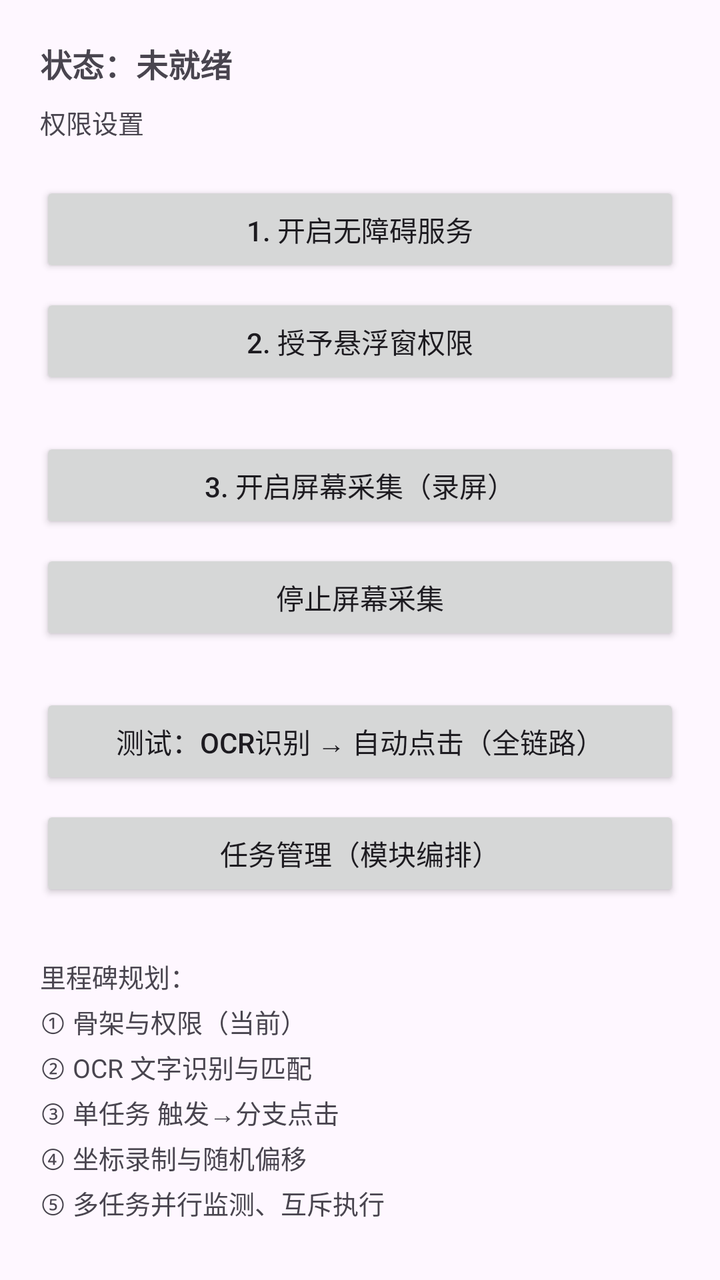
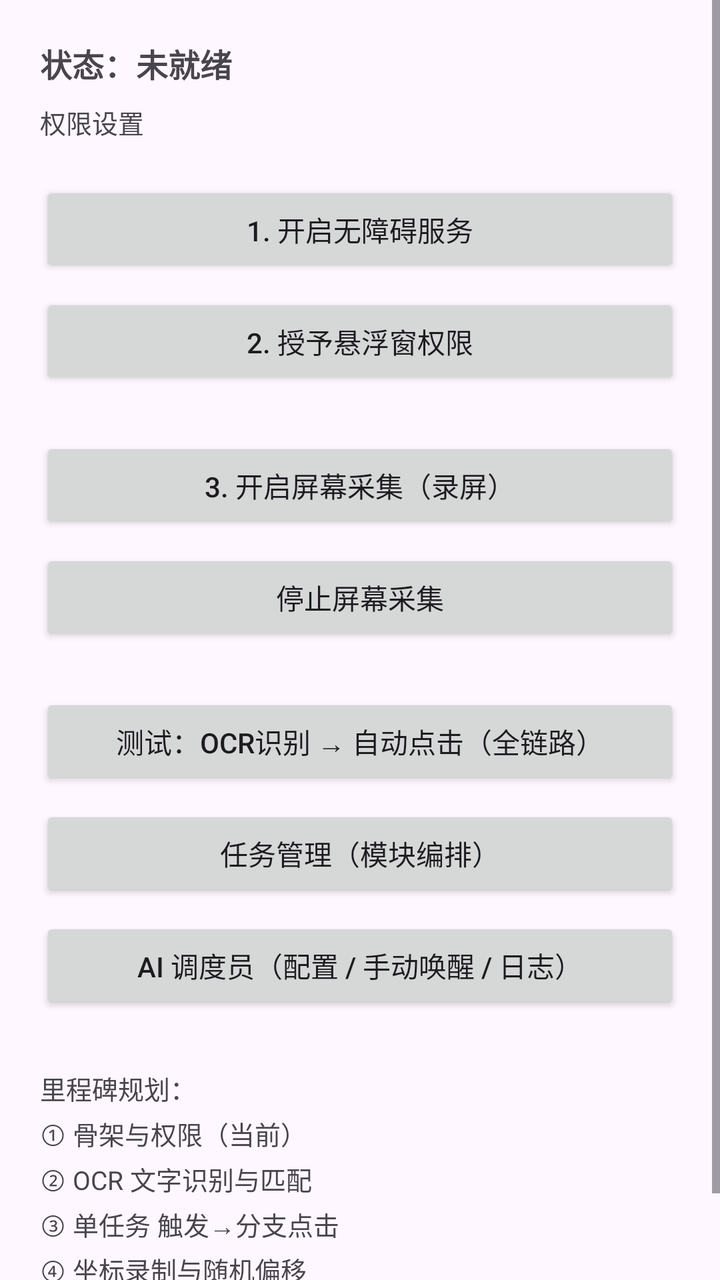

Two renders of the same Android screen: before a commit and after it. Below are the layout's source before the change and the commit's diff.
<!-- AndroidManifest.xml: application theme Theme.FlowClicker -->
<!-- res/layout/activity_main.xml -->
<?xml version="1.0" encoding="utf-8"?>
<ScrollView xmlns:android="http://schemas.android.com/apk/res/android"
    android:layout_width="match_parent"
    android:layout_height="match_parent">

    <LinearLayout
        android:layout_width="match_parent"
        android:layout_height="wrap_content"
        android:orientation="vertical"
        android:padding="20dp">

        <TextView
            android:id="@+id/tvStatus"
            android:layout_width="match_parent"
            android:layout_height="wrap_content"
            android:text="@string/status_ready"
            android:textSize="16sp"
            android:textStyle="bold" />

        <TextView
            android:layout_width="match_parent"
            android:layout_height="wrap_content"
            android:layout_marginTop="8dp"
            android:layout_marginBottom="20dp"
            android:text="@string/title_permission"
            android:textSize="13sp"
            android:textColor="?android:attr/textColorSecondary" />

        <Button
            android:id="@+id/btnAccessibility"
            android:layout_width="match_parent"
            android:layout_height="wrap_content"
            android:text="@string/btn_accessibility" />

        <Button
            android:id="@+id/btnOverlay"
            android:layout_width="match_parent"
            android:layout_height="wrap_content"
            android:layout_marginTop="8dp"
            android:text="@string/btn_overlay" />

        <Button
            android:id="@+id/btnCaptureStart"
            android:layout_width="match_parent"
            android:layout_height="wrap_content"
            android:layout_marginTop="24dp"
            android:text="@string/btn_capture_start" />

        <Button
            android:id="@+id/btnCaptureStop"
            android:layout_width="match_parent"
            android:layout_height="wrap_content"
            android:layout_marginTop="8dp"
            android:text="@string/btn_capture_stop" />

        <Button
            android:id="@+id/btnTest"
            android:layout_width="match_parent"
            android:layout_height="wrap_content"
            android:layout_marginTop="24dp"
            android:text="@string/btn_test" />

        <Button
            android:id="@+id/btnTasks"
            android:layout_width="match_parent"
            android:layout_height="wrap_content"
            android:layout_marginTop="8dp"
            android:text="@string/btn_tasks" />

        <TextView
            android:layout_width="match_parent"
            android:layout_height="wrap_content"
            android:layout_marginTop="28dp"
            android:text="@string/hint_roadmap"
            android:textSize="13sp"
            android:lineSpacingExtra="4dp"
            android:textColor="?android:attr/textColorSecondary" />
    </LinearLayout>
</ScrollView>
<!-- resources referenced by this layout -->
<resources>
  <string name="btn_accessibility">1. 开启无障碍服务</string>
  <string name="btn_capture_start">3. 开启屏幕采集（录屏）</string>
  <string name="btn_capture_stop">停止屏幕采集</string>
  <string name="btn_overlay">2. 授予悬浮窗权限</string>
  <string name="btn_tasks">任务管理（模块编排）</string>
  <string name="btn_test">测试：OCR识别 → 自动点击（全链路）</string>
  <string name="hint_roadmap">里程碑规划：\n① 骨架与权限（当前）\n② OCR 文字识别与匹配\n③ 单任务 触发→分支点击\n④ 坐标录制与随机偏移\n⑤ 多任务并行监测、互斥执行</string>
  <string name="status_ready">状态：未就绪</string>
  <string name="title_permission">权限设置</string>
  <style name="Theme.FlowClicker" parent="Theme.Material3.DayNight.NoActionBar" />
</resources>

<!-- the commit's change to res/layout/activity_main.xml (unified diff, before → after) -->
@@ -67,6 +67,13 @@
             android:layout_marginTop="8dp"
             android:text="@string/btn_tasks" />
 
+        <Button
+            android:id="@+id/btnAi"
+            android:layout_width="match_parent"
+            android:layout_height="wrap_content"
+            android:layout_marginTop="8dp"
+            android:text="@string/btn_ai" />
+
         <TextView
             android:layout_width="match_parent"
             android:layout_height="wrap_content"
<!-- resource entries referenced after the edit -->
@@ -1,6 +1,7 @@
 <!-- resources referenced by this layout -->
 <resources>
   <string name="btn_accessibility">1. 开启无障碍服务</string>
+  <string name="btn_ai">AI 调度员（配置 / 手动唤醒 / 日志）</string>
   <string name="btn_capture_start">3. 开启屏幕采集（录屏）</string>
   <string name="btn_capture_stop">停止屏幕采集</string>
   <string name="btn_overlay">2. 授予悬浮窗权限</string>
